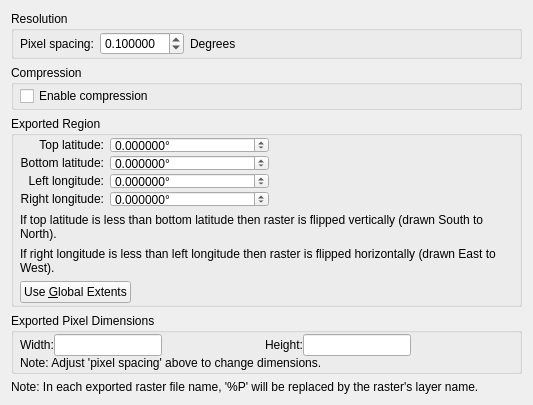
Before: the Qt Designer form src/qt-widgets/ExportRasterOptionsWidgetUi.ui in GPlates/GPlates, drawn with Qt 5.
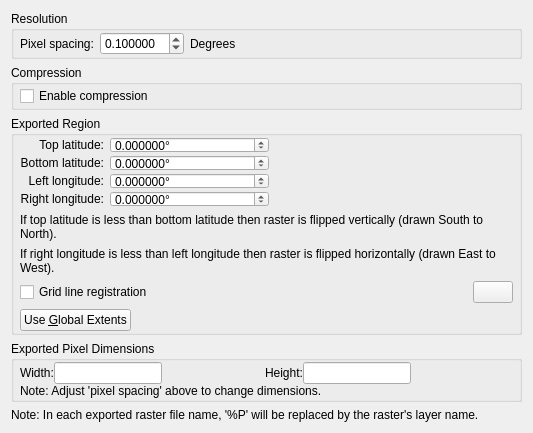
After: the same form once the commit is applied. Icons and pictures are not drawn.

Commit message: (trunk) Added grid line registration checkbox (and associated help information dialog) to export raster options widget.

Diff of the .ui file:
```diff
--- a/src/qt-widgets/ExportRasterOptionsWidgetUi.ui
+++ b/src/qt-widgets/ExportRasterOptionsWidgetUi.ui
@@ -358,6 +358,41 @@
         </property>
        </widget>
       </item>
+      <item>
+       <layout class="QHBoxLayout" name="horizontalLayout_2">
+        <item>
+         <widget class="QCheckBox" name="grid_line_registration_checkbox">
+          <property name="text">
+           <string>Grid line registration</string>
+          </property>
+         </widget>
+        </item>
+        <item>
+         <spacer name="horizontalSpacer_5">
+          <property name="orientation">
+           <enum>Qt::Horizontal</enum>
+          </property>
+          <property name="sizeHint" stdset="0">
+           <size>
+            <width>40</width>
+            <height>20</height>
+           </size>
+          </property>
+         </spacer>
+        </item>
+        <item>
+         <widget class="QPushButton" name="push_button_help_grid_line_registration">
+          <property name="text">
+           <string/>
+          </property>
+          <property name="icon">
+           <iconset resource="../qt-resources/qt_widgets.qrc">
+            <normaloff>:/human_help_browser_16.png</normaloff>:/human_help_browser_16.png</iconset>
+          </property>
+         </widget>
+        </item>
+       </layout>
+      </item>
       <item>
        <layout class="QHBoxLayout" name="horizontalLayout_3">
         <item>
```
The commit also changes 3 other files.
